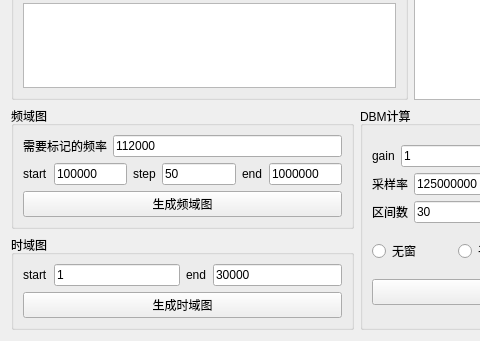
This is plugins/Waveform_plugin/main.ui in cn33331/MIX-test as Qt 5 draws it before an edit; both pictures show x 0 to 480 and y 211 to 552 of the 777 by 552 pixel window. The edited form follows.
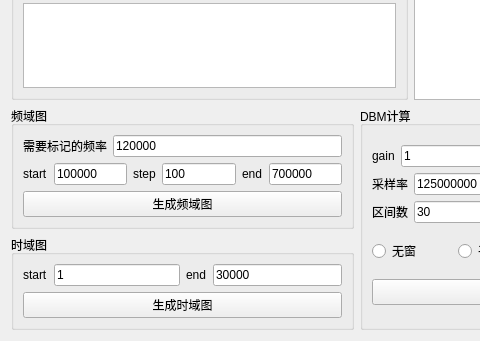
This is the edited form.

```diff
--- a/plugins/Waveform_plugin/main.ui
+++ b/plugins/Waveform_plugin/main.ui
@@ -120,7 +120,7 @@
                     <item>
                      <widget class="QLineEdit" name="lineEdit_flag_frep">
                       <property name="text">
-                       <string>112000</string>
+                       <string>120000</string>
                       </property>
                      </widget>
                     </item>
@@ -159,7 +159,7 @@
                       <item>
                        <widget class="QLineEdit" name="lineEdit_step_frep">
                         <property name="text">
-                         <string>50</string>
+                         <string>100</string>
                         </property>
                        </widget>
                       </item>
@@ -177,7 +177,7 @@
                       <item>
                        <widget class="QLineEdit" name="lineEdit_end_frep">
                         <property name="text">
-                         <string>1000000</string>
+                         <string>700000</string>
                         </property>
                        </widget>
                       </item>
```
